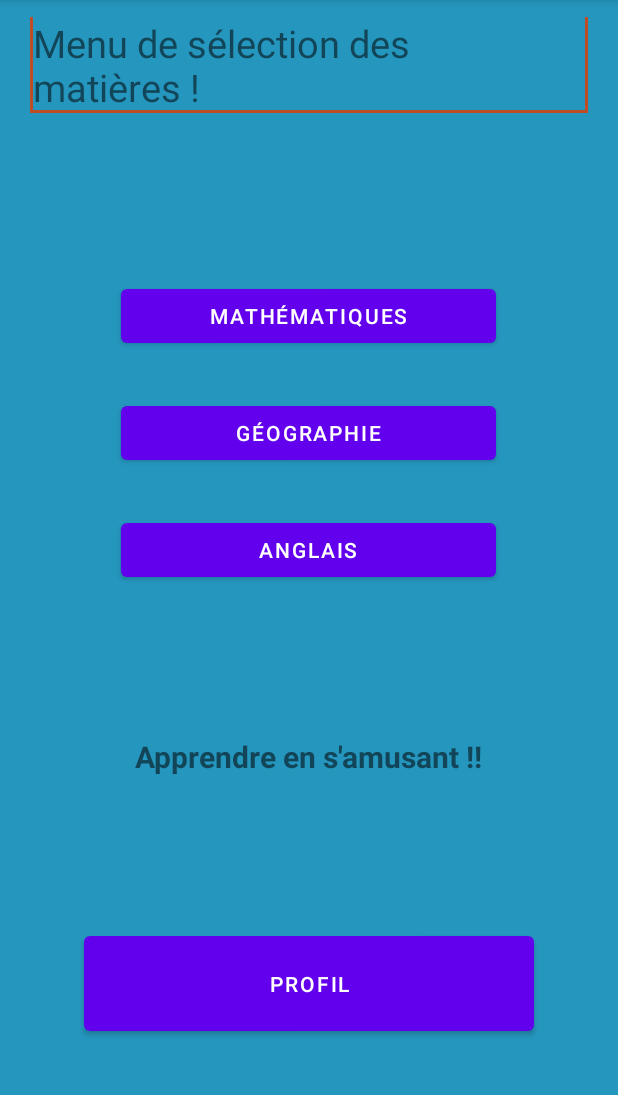
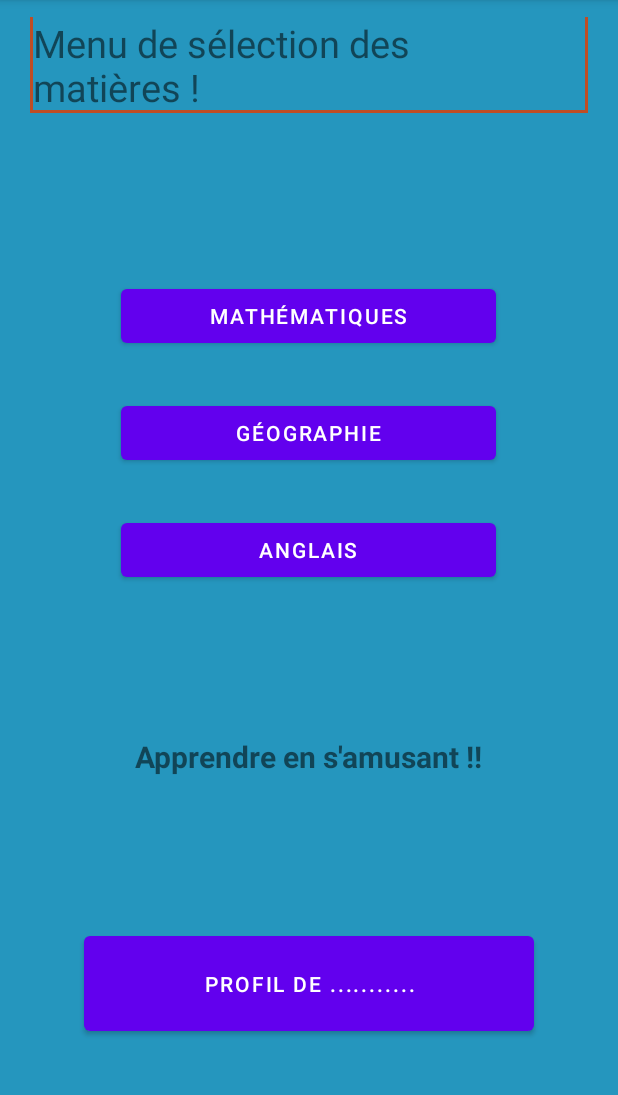
Before and after one commit to CorentinBourgeaud/Ecole-Projet, an Android app: the screen it shows after launch (Accueil), after a tap on "VALIDER", on a phone screen of 412 x 824 dp, the part 84-1179 px from its top. Run offline under Robolectric (Android 15) with nearby library versions, the phone set to English and light mode, and no system bars.

Commit message:
PROFIL AVEC UN NOM DERRIERE BAAAAKA~~~

```diff
--- a/app/src/main/java/com/example/projetandroid/Accueil.java
+++ b/app/src/main/java/com/example/projetandroid/Accueil.java
@@ -3,6 +3,7 @@ package com.example.projetandroid;
 import android.content.Intent;
 import android.os.Bundle;
 import android.view.View;
+import android.widget.Button;
 import android.widget.EditText;
 import androidx.appcompat.app.AppCompatActivity;
 
@@ -12,6 +13,10 @@ public class Accueil extends AppCompatActivity {
     protected void onCreate(Bundle savedInstanceState) {
         super.onCreate(savedInstanceState);
         setContentView(R.layout.accueil);
+        String nom = getIntent().getStringExtra("nom");
+        Button profil = findViewById(R.id.profil);
+        profil.setText("Profil de " + nom);
+
     }
 
     public void changeMaths(View view) {
--- a/app/src/main/java/com/example/projetandroid/Connexion.java
+++ b/app/src/main/java/com/example/projetandroid/Connexion.java
@@ -19,7 +19,7 @@ public class Connexion extends AppCompatActivity {
         EditText loginView = findViewById(R.id.conn_login);
         String login = loginView.getText().toString();
         Intent intent = new Intent(Connexion.this, Accueil.class);
-        //intent.putExtra("nom", login);
+        intent.putExtra("nom", login);
         startActivity(intent);
 
 
--- a/app/src/main/res/layout/accueil.xml
+++ b/app/src/main/res/layout/accueil.xml
@@ -66,9 +66,10 @@
         android:layout_gravity="center"/>
 
     <Button
-            android:layout_width="300dp"
-            android:layout_height="75dp"
-            android:layout_gravity="center"
-            android:text="Profil" />
+        android:layout_width="300dp"
+        android:layout_height="75dp"
+        android:layout_gravity="center"
+        android:id="@+id/profil"
+        android:text="Profil" />
 
 </LinearLayout>
```
